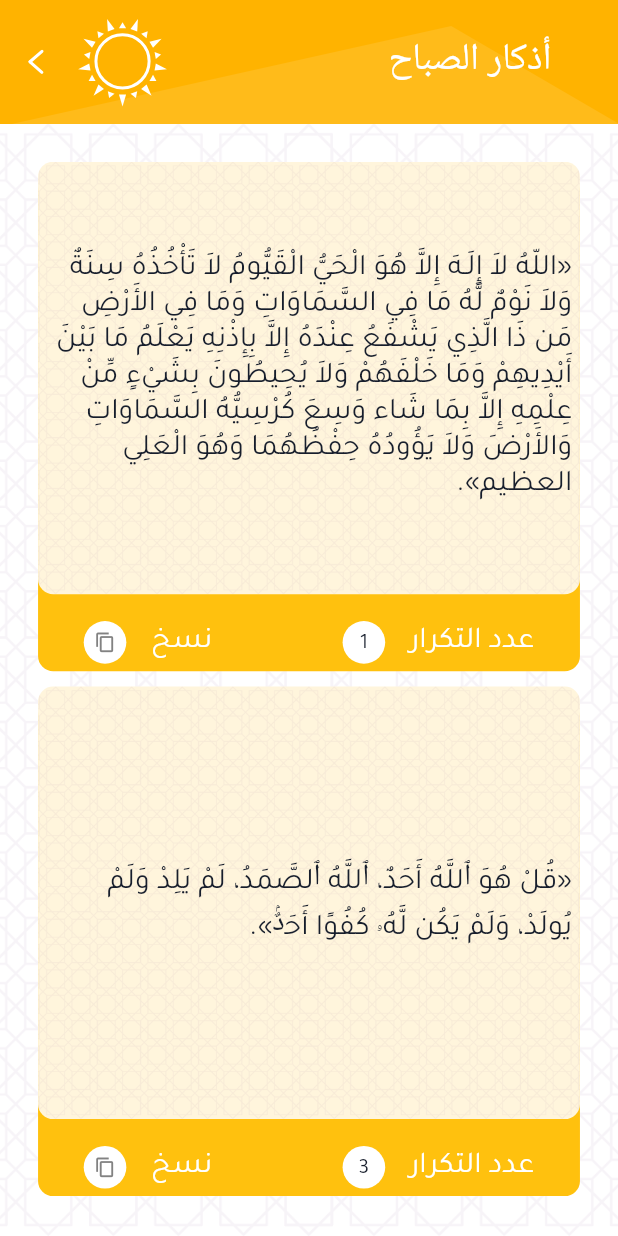
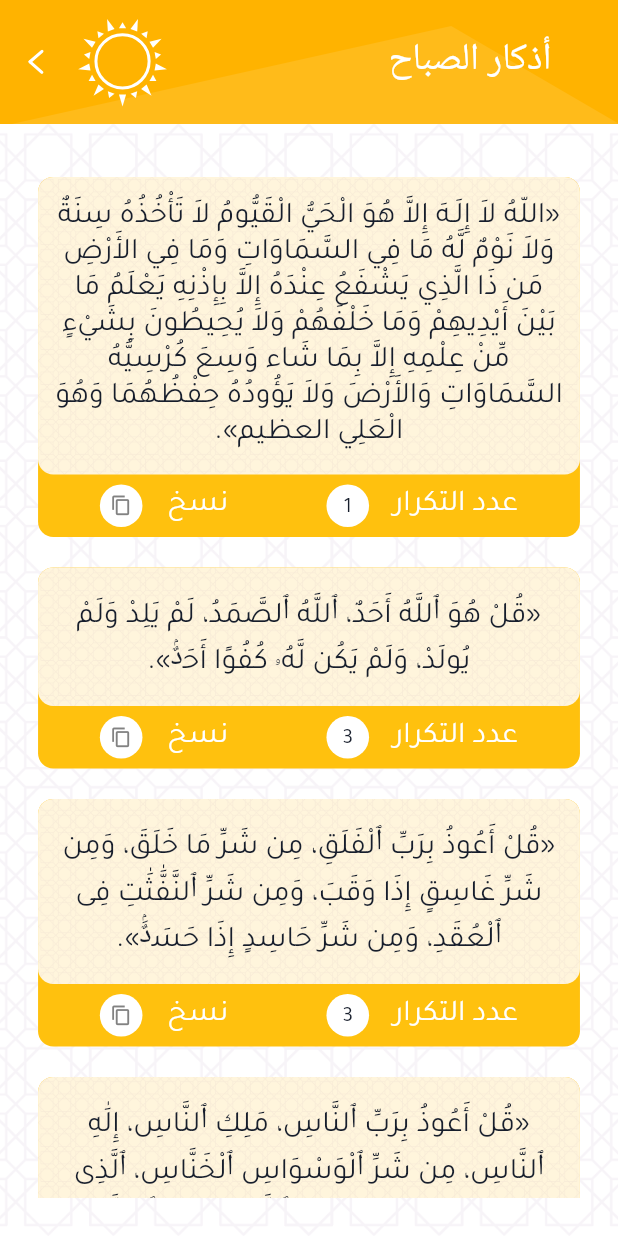
Before and after one commit to Mohammedomargallya39/nakhtm, a Flutter app: the AzkarViewWidget screen opened directly with empty values, on a phone screen of 412 x 824 dp. Run offline on Flutter 3.47's test engine with Material 2 defaults, Android fonts, the phone set to English and light mode, and no system bars; our stand-ins replace audioplayers, bloc, connectivity_plus, custom_navigation_bar, dartz, dio and 10 more; missing offline and left inert: flutter_share, quran; accounts and stored records are empty; project files that could hold a hidden picture were left out.

Commit message:
finish_app_v6

```diff
--- a/lib/core/network/remote/api_endpoints.dart
+++ b/lib/core/network/remote/api_endpoints.dart
@@ -6,7 +6,7 @@
 
 const String apiKey = r'$2y$10$Woi3shlcGWsVP4V1atH9UusYTEAxcPBaMKEuwqnDrScJngXwj1kfW';
 
-const String baseAdanUrl = 'http://api.aladhan.com/v1/';
+const String baseAdanUrl = 'https://api.aladhan.com/v1/';
 
 const String adanUrl = 'calendar';
 
--- a/lib/core/util/resources/constants_manager.dart
+++ b/lib/core/util/resources/constants_manager.dart
@@ -274,6 +274,8 @@
 
 List<String>? salahTimes;
 
+double? fontSize = 0;
+
 bool showGuideValue = true;
 
 bool? adanNotification = false;
--- a/lib/features/home/presentation/controller/bloc.dart
+++ b/lib/features/home/presentation/controller/bloc.dart
@@ -4,6 +4,7 @@
 import 'package:flutter/material.dart';
 import 'package:flutter_bloc/flutter_bloc.dart';
 import 'package:geolocator/geolocator.dart';
+import 'package:nakhtm/core/util/resources/extensions_manager.dart';
 import 'package:nakhtm/features/home/presentation/controller/state.dart';
 import '../../../../core/di/injection.dart';
 import '../../../../core/network/local/cache_helper.dart';
@@ -476,20 +477,19 @@
     sl<CacheHelper>().put('guideValue', showGuideValue);
   }
 
-  String? selectedValue = 'حجم الخط';
-  List<String> sizes = [
-    'حجم الخط',
-    '20',
-    '22',
-    '24',
-    '26',
-    '28',
-    '30',
-  ];
-  void changeFontSize (String value)
+  double fontSizeValue = 20.rSp;
+  void zoomIn ()
   {
-    selectedValue = value;
-    emit(ChangeFontSizeState());
+    fontSizeValue +=2;
+    sl<CacheHelper>().put('fontSize', fontSizeValue);
+    emit(AddFontSizeState());
+  }
+
+  void zoomOut ()
+  {
+    fontSizeValue -=2;
+    sl<CacheHelper>().put('fontSize', fontSizeValue);
+    emit(AddFontSizeState());
   }
 
 }
--- a/lib/features/home/presentation/controller/state.dart
+++ b/lib/features/home/presentation/controller/state.dart
@@ -40,4 +40,5 @@
 class LoadingGetLocationState extends HomeState{}
 class RestAzkarListState extends HomeState{}
 class ShowGuideState extends HomeState{}
-class ChangeFontSizeState extends HomeState{}
+class AddFontSizeState extends HomeState{}
+class MinusFontSizeState extends HomeState{}
--- a/lib/features/home/presentation/screens/azkar/azkar_view_widget.dart
+++ b/lib/features/home/presentation/screens/azkar/azkar_view_widget.dart
@@ -127,6 +127,7 @@
                           azkarColor:azkarColor[azkarIndex],
                         ),
                       ),
+                      physics: const BouncingScrollPhysics(),
                       itemCount:azkarIndex ==0 ? homeCubit.azkarMorning!.length : azkarIndex == 1 ? homeCubit.azkarEvening!.length : azkarIndex == 4 ? homeCubit.azkarElsalah!.length : azkarIndex == 3 ? homeCubit.azkarSleeping!.length : homeCubit.azkarMasged!.length,
                     ),
                   ),
--- a/lib/features/home/presentation/screens/main_screen.dart
+++ b/lib/features/home/presentation/screens/main_screen.dart
@@ -34,14 +34,12 @@
                     )
                   ]
               ),
-             margin: homeCubit.hideCardValue == true ? EdgeInsetsDirectional.only(bottom:20.rSp,start: 20.rSp,end: 20.rSp) : EdgeInsetsDirectional.only(bottom:0.rSp,start: 0.rSp,end: 0.rSp),
               child: CustomNavigationBar(
                 iconSize: 30.0.rSp,
                 selectedColor: ColorsManager.black,
                 strokeColor: ColorsManager.mainColor,
                 unSelectedColor: ColorsManager.lightGrey,
                 backgroundColor: ColorsManager.white,
-                borderRadius: homeCubit.hideCardValue == true ? Radius.circular(20.rSp) : Radius.circular(0.rSp),
                 items: [
                   CustomNavigationBarItem(
                     icon: SvgPicture.asset(Assets.images.svg.home),
--- a/lib/features/home/presentation/widgets/azkar_view_build_item.dart
+++ b/lib/features/home/presentation/widgets/azkar_view_build_item.dart
@@ -16,18 +16,43 @@
 
   @override
   Widget build(BuildContext context) {
-    return  Stack(
-      alignment: AlignmentDirectional.topCenter,
-      children: [
-        Container(
+    return  Container(
       margin: EdgeInsets.symmetric(vertical: 10.rSp),
-          padding: EdgeInsets.symmetric(horizontal: 30.rSp,vertical: 5.rSp),
       width: double.infinity,
-          height: 40.h,
+
       decoration: BoxDecoration(
         color: azkarColor,
         borderRadius: BorderRadius.circular(10.rSp),
       ),
+      child: Column(
+        children: [
+
+          Container(
+            width: double.infinity,
+            padding: EdgeInsets.symmetric(horizontal: 5.rSp,vertical: 15.rSp),
+            decoration: BoxDecoration(
+              color: ColorsManager.azkarColor,
+              borderRadius: BorderRadius.circular(10.rSp),
+              image: DecorationImage(
+                  image: AssetImage(
+                    Assets.images.png.appBackground,
+                  ),
+                  fit: BoxFit.cover
+              ),
+            ),
+            child: Center(
+              child: Padding(
+                padding: EdgeInsets.symmetric(horizontal: 5.rSp),
+                child: DefaultText(
+                  align: TextAlign.center,
+                  title: azkar,
+                  style: Style.small,
+                ),
+              ),
+            ),
+          ),
+          Padding(
+            padding: EdgeInsets.symmetric(horizontal: 10.w,vertical: 0.8.h),
             child: Align(
               alignment: AlignmentDirectional.bottomCenter,
               child: Row(
@@ -88,30 +113,8 @@
               ),
             ),
           ),
-        Container(
-          width: double.infinity,
-          height: 35.h,
-          decoration: BoxDecoration(
-            color: ColorsManager.azkarColor,
-            borderRadius: BorderRadius.circular(10.rSp),
-            image: DecorationImage(
-                image: AssetImage(
-                  Assets.images.png.appBackground,
+        ],
       ),
-                fit: BoxFit.cover
-            ),
-          ),
-          child: Center(
-            child: Padding(
-              padding: EdgeInsets.symmetric(horizontal: 5.rSp),
-              child: DefaultText(
-                title: azkar,
-                style: Style.small,
-              ),
-            ),
-          ),
-        )
-      ],
     );
   }
 }
--- a/lib/main.dart
+++ b/lib/main.dart
@@ -41,6 +41,8 @@
   adanNotification =  await sl<CacheHelper>().get('adanNotification') ?? false;
 
   showGuideValue = await sl<CacheHelper>().get('guideValue') ?? true;
+
+  fontSize = await sl<CacheHelper>().get('fontSize') ?? 0;
 
   List<String> adan= [
     'حان الآن موعد آذان الفجر\n إن كنت ستصوم فإتمد علي آذان أقرب مسجد إليك',
```
Also changed, not shown: lib/features/home/presentation/screens/quran/quran_widget.dart (+1 -9 lines), lib/features/home/presentation/screens/quran/surah_widget.dart (+43 -36 lines). Lines whose indentation alone changed are shown as unchanged.
